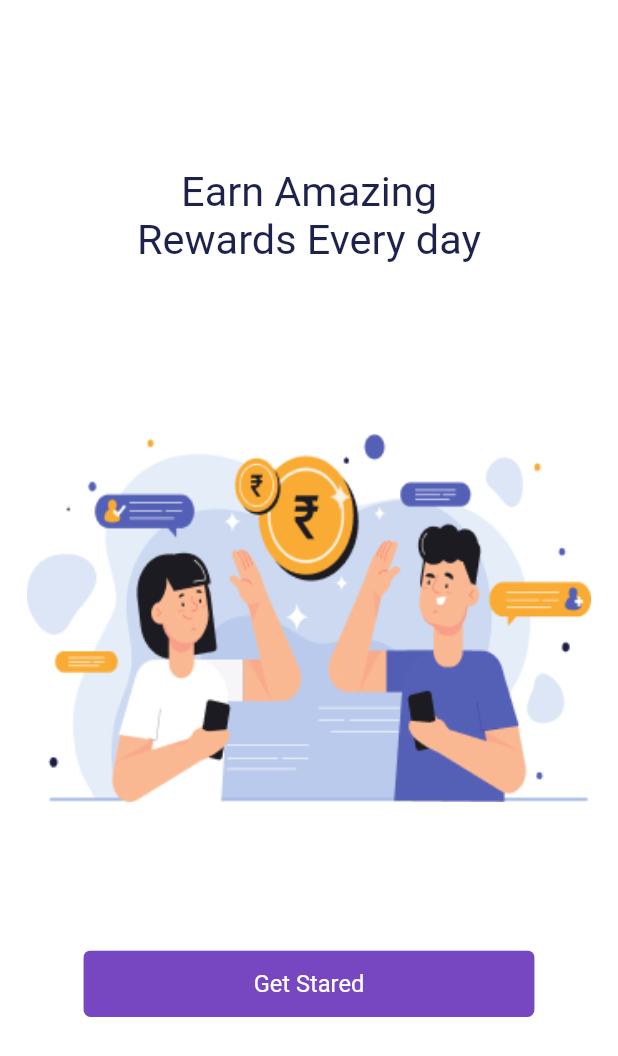
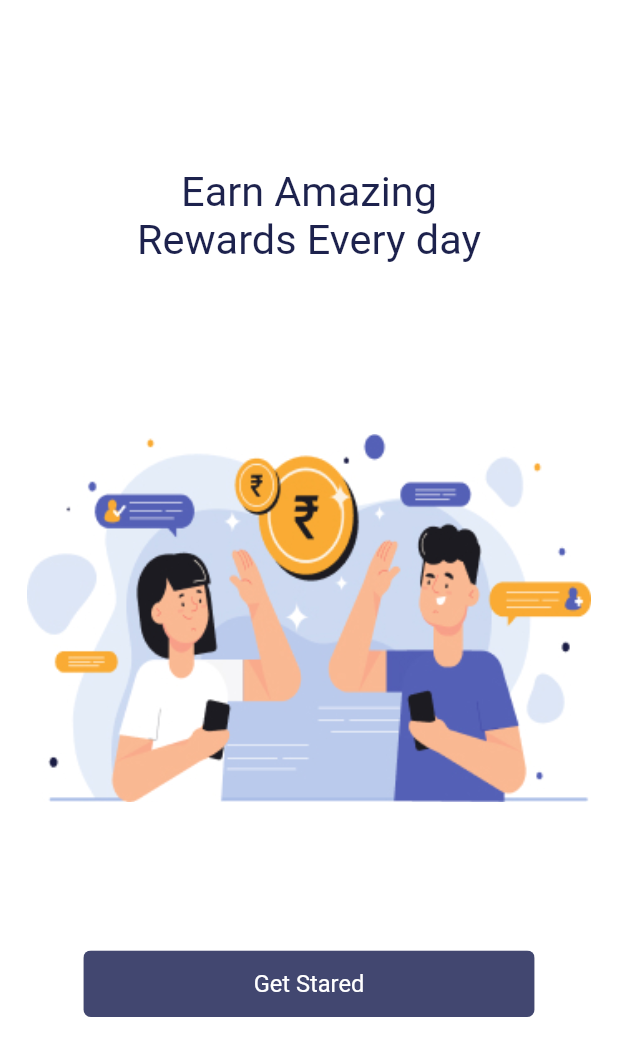
Before and after one commit to ptlmay25/Flutter_app_frontend, a Flutter app: the screen it shows after launch, on a phone screen of 412 x 824 dp. Shown: the top 1056 px of the screen. Run offline on Flutter 3.47's test engine with Material 2 defaults, Android fonts, the phone set to English and light mode, and no system bars; our stand-ins replace firebase_auth, flutter_svg; missing offline and left inert: sms_otp_auto_verify; accounts and stored records are empty.

Commit message:
Update earn.dart
color change

```diff
--- a/ibiz/lib/authScreen/earn.dart
+++ b/ibiz/lib/authScreen/earn.dart
@@ -50,7 +50,7 @@ class Earn extends StatelessWidget {
                     Navigator.of(context).push(
                         MaterialPageRoute(builder: (context) => GetStarted()));
                   },
-                  color: Color.fromARGB(255, 119, 70, 193),
+                  color: Color.fromARGB(255, 66,71,112),
                   child: Text(
                     'Get Stared',
                     style: TextStyle(
```
